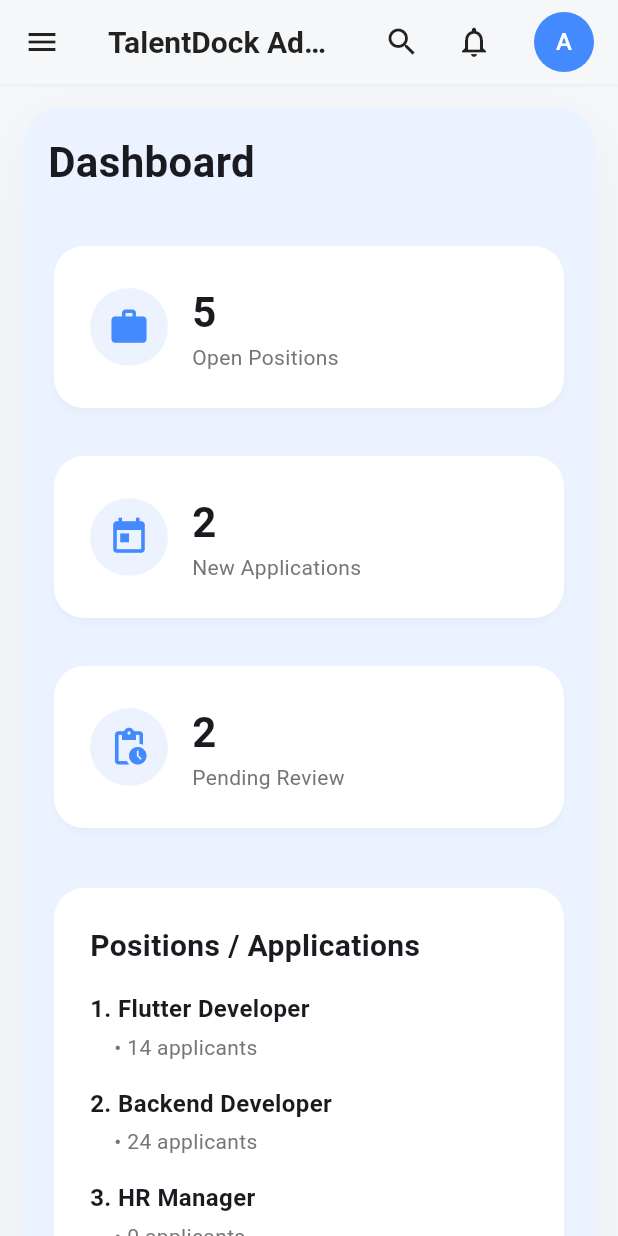
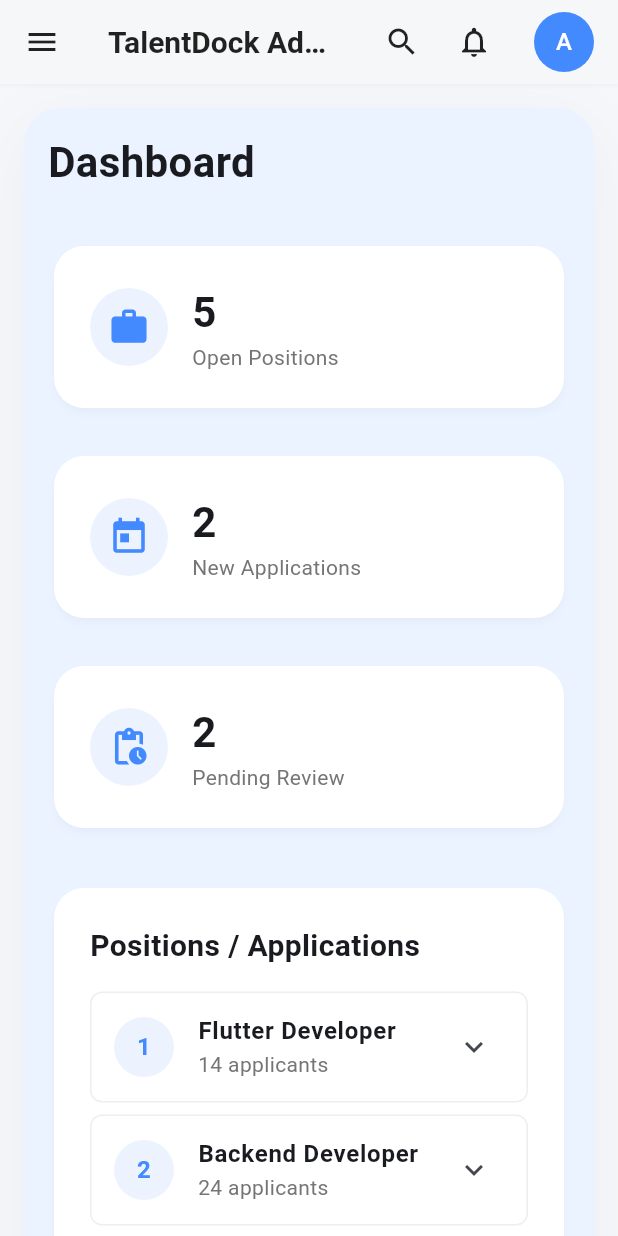
Before and after one commit to shreyas4971/talentdock-admin-ui, a Flutter app: the screen it shows after launch, on a phone screen of 412 x 824 dp. Run offline on Flutter 3.47's test engine with Material 3 defaults, Android fonts, the phone set to English and light mode, and no system bars; our stand-ins replace dio, file_picker, flutter_riverpod, go_router, shared_preferences, table_calendar.

Commit message:
feat: make position summary items expandable

```diff
--- a/apps/admin_flutter/lib/src/screens/dashboard_screen.dart
+++ b/apps/admin_flutter/lib/src/screens/dashboard_screen.dart
@@ -86,17 +86,46 @@ class DashboardScreen extends StatelessWidget {
             ...finalPositions.asMap().entries.map((entry) {
               int index = entry.key;
               var position = entry.value;
-              return Padding(
-                padding: const EdgeInsets.only(bottom: 16.0),
-                child: Column(
-                  crossAxisAlignment: CrossAxisAlignment.start,
+              return Card(
+                elevation: 0,
+                color: Colors.transparent,
+                margin: const EdgeInsets.only(bottom: 8.0),
+                shape: RoundedRectangleBorder(
+                  borderRadius: BorderRadius.circular(8),
+                  side: BorderSide(color: Colors.grey.shade200),
+                ),
+                child: ExpansionTile(
+                  shape: const Border(),
+                  leading: CircleAvatar(
+                    backgroundColor: Colors.blueAccent.withValues(alpha: 0.1),
+                    child: Text('${index + 1}', style: const TextStyle(color: Colors.blueAccent, fontWeight: FontWeight.bold)),
+                  ),
+                  title: Text(position['title'] as String, style: const TextStyle(fontSize: 16, fontWeight: FontWeight.w600)),
+                  subtitle: Text('${position['applications']} applicants', style: TextStyle(color: Colors.grey.shade600)),
                   children: [
-                    Text('${index + 1}. ${position['title']}', style: const TextStyle(fontSize: 16, fontWeight: FontWeight.w600)),
-                    const SizedBox(height: 4),
                     Padding(
-                      padding: const EdgeInsets.only(left: 16.0),
-                      child: Text('• ${position['applications']} applicants', style: TextStyle(color: Colors.grey.shade600)),
-                    ),
+                      padding: const EdgeInsets.symmetric(horizontal: 16.0, vertical: 8.0),
+                      child: Row(
+                        mainAxisAlignment: MainAxisAlignment.spaceEvenly,
+                        children: [
+                          TextButton.icon(
+                            onPressed: () {},
+                            icon: Icon(position['pinned'] == true ? Icons.push_pin : Icons.push_pin_outlined, size: 18),
+                            label: Text(position['pinned'] == true ? 'Unpin' : 'Pin'),
+                          ),
+                          TextButton.icon(
+                            onPressed: () => context.go('/candidates'), // Mock routing to candidates list
+                            icon: const Icon(Icons.people_outline, size: 18),
+                            label: const Text('Applicants'),
+                          ),
+                          TextButton.icon(
+                            onPressed: () {},
+                            icon: const Icon(Icons.delete_outline, size: 18, color: Colors.red),
+                            label: const Text('Remove', style: TextStyle(color: Colors.red)),
+                          ),
+                        ],
+                      ),
+                    )
                   ],
                 ),
               );
```
